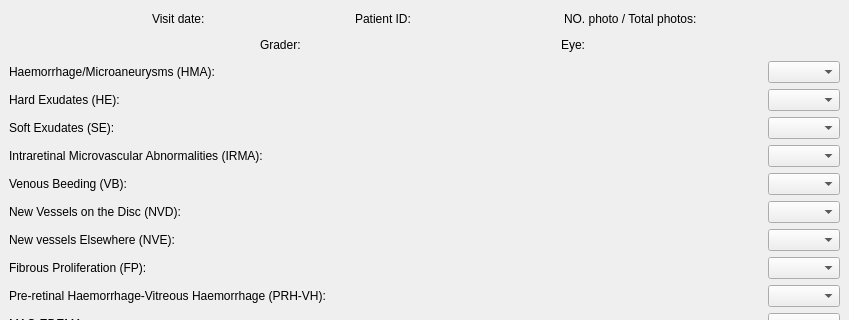
Qt form gradwidget.ui (xujialiu/ETDR-grading-app) before a commit; both pictures show x 0 to 849 and y 0 to 320 of the 849 by 964 pixel window.
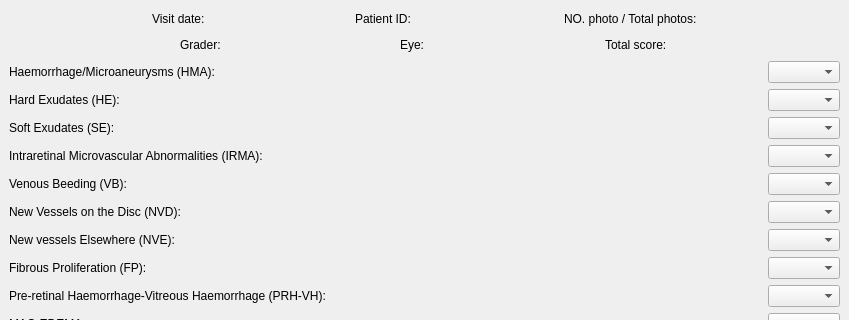
The same form after that commit.

Commit message: feat: add counting total score

The edit to the form file:
```diff
--- a/gradwidget.ui
+++ b/gradwidget.ui
@@ -136,6 +136,26 @@
           </property>
          </widget>
         </item>
+        <item>
+         <spacer name="horizontalSpacer_26">
+          <property name="orientation">
+           <enum>Qt::Horizontal</enum>
+          </property>
+          <property name="sizeHint" stdset="0">
+           <size>
+            <width>40</width>
+            <height>20</height>
+           </size>
+          </property>
+         </spacer>
+        </item>
+        <item>
+         <widget class="QLabel" name="label_score">
+          <property name="text">
+           <string>Total score: </string>
+          </property>
+         </widget>
+        </item>
         <item>
          <spacer name="horizontalSpacer_24">
           <property name="orientation">
```
The commit also changes 7 other files.
